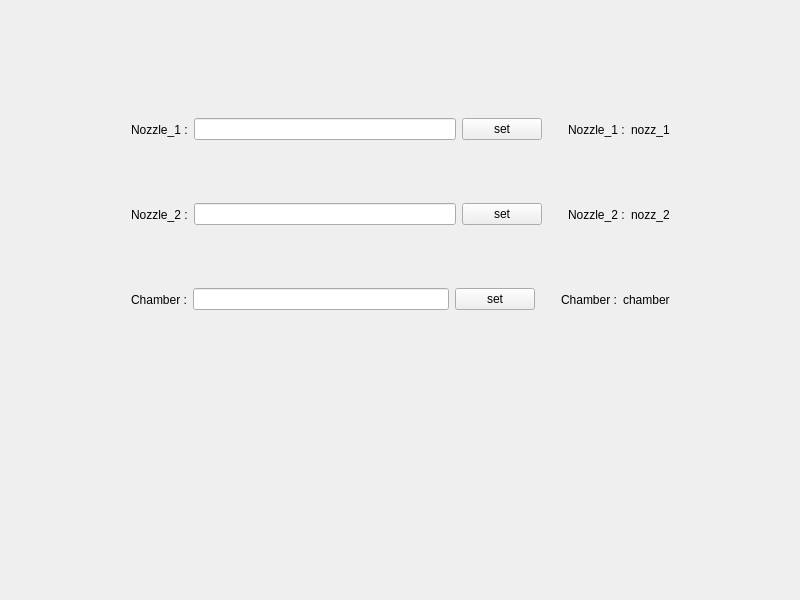
Before: the Qt Designer form mainwindow.ui in logachev14/drum, drawn with Qt 5.
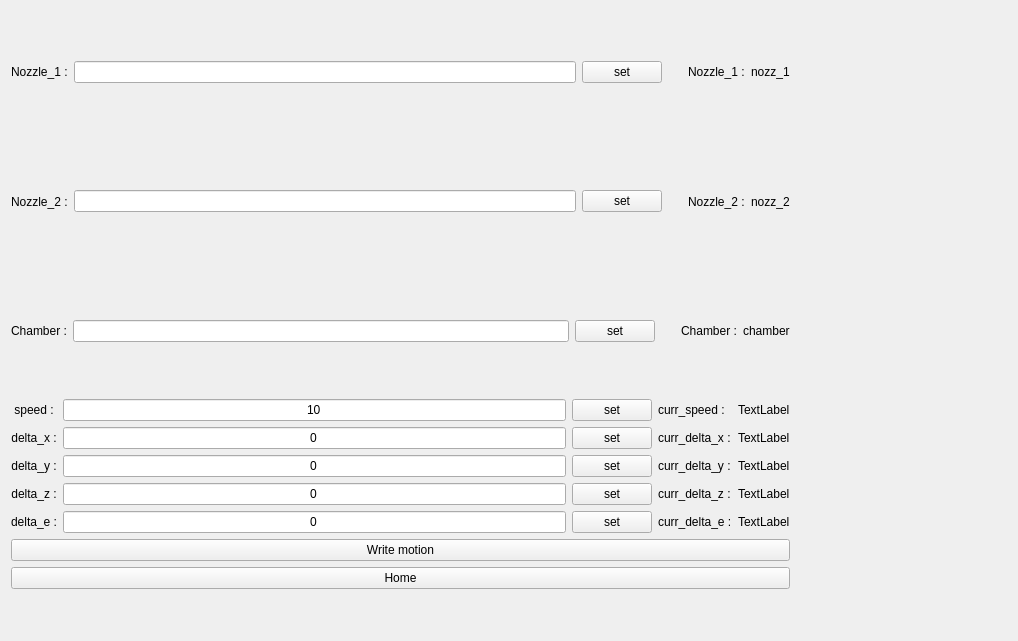
After: the same form once the commit is applied.

What changed in the file:
```diff
--- a/mainwindow.ui
+++ b/mainwindow.ui
@@ -2,25 +2,31 @@
 <ui version="4.0">
  <class>MainWindow</class>
  <widget class="QMainWindow" name="MainWindow">
+  <property name="enabled">
+   <bool>true</bool>
+  </property>
   <property name="geometry">
    <rect>
     <x>0</x>
     <y>0</y>
-    <width>800</width>
-    <height>600</height>
+    <width>1018</width>
+    <height>641</height>
    </rect>
   </property>
   <property name="windowTitle">
    <string>Drum</string>
   </property>
   <widget class="QWidget" name="centralWidget">
+   <property name="enabled">
+    <bool>true</bool>
+   </property>
    <widget class="QWidget" name="verticalLayoutWidget">
     <property name="geometry">
      <rect>
-      <x>120</x>
-      <y>79</y>
-      <width>561</width>
-      <height>271</height>
+      <x>0</x>
+      <y>-1</y>
+      <width>801</width>
+      <height>601</height>
      </rect>
     </property>
     <layout class="QVBoxLayout" name="verticalLayout">
@@ -178,16 +184,247 @@
       </layout>
      </item>
      <item>
-      <layout class="QHBoxLayout" name="HL2"/>
+      <layout class="QHBoxLayout" name="horizontalLayout">
+       <item>
+        <layout class="QVBoxLayout" name="verticalLayout_3">
+         <item>
+          <widget class="QLabel" name="label_7">
+           <property name="text">
+            <string>speed :</string>
+           </property>
+           <property name="alignment">
+            <set>Qt::AlignCenter</set>
+           </property>
+          </widget>
+         </item>
+         <item>
+          <widget class="QLabel" name="label_8">
+           <property name="text">
+            <string>delta_x :</string>
+           </property>
+           <property name="alignment">
+            <set>Qt::AlignCenter</set>
+           </property>
+          </widget>
+         </item>
+         <item>
+          <widget class="QLabel" name="label_9">
+           <property name="text">
+            <string>delta_y :</string>
+           </property>
+           <property name="alignment">
+            <set>Qt::AlignCenter</set>
+           </property>
+          </widget>
+         </item>
+         <item>
+          <widget class="QLabel" name="label_10">
+           <property name="text">
+            <string>delta_z :</string>
+           </property>
+           <property name="alignment">
+            <set>Qt::AlignCenter</set>
+           </property>
+          </widget>
+         </item>
+         <item>
+          <widget class="QLabel" name="label_11">
+           <property name="text">
+            <string>delta_e :</string>
+           </property>
+           <property name="alignment">
+            <set>Qt::AlignCenter</set>
+           </property>
+          </widget>
+         </item>
+        </layout>
+       </item>
+       <item>
+        <layout class="QVBoxLayout" name="verticalLayout_2">
+         <item>
+          <widget class="QLineEdit" name="speed_req_val">
+           <property name="text">
+            <string>10</string>
+           </property>
+           <property name="alignment">
+            <set>Qt::AlignCenter</set>
+           </property>
+          </widget>
+         </item>
+         <item>
+          <widget class="QLineEdit" name="x_req_val">
+           <property name="text">
+            <string>0</string>
+           </property>
+           <property name="alignment">
+            <set>Qt::AlignCenter</set>
+           </property>
+          </widget>
+         </item>
+         <item>
+          <widget class="QLineEdit" name="y_req_val">
+           <property name="text">
+            <string>0</string>
+           </property>
+           <property name="alignment">
+            <set>Qt::AlignCenter</set>
+           </property>
+          </widget>
+         </item>
+         <item>
+          <widget class="QLineEdit" name="z_req_val">
+           <property name="text">
+            <string>0</string>
+           </property>
+           <property name="alignment">
+            <set>Qt::AlignCenter</set>
+           </property>
+          </widget>
+         </item>
+         <item>
+          <widget class="QLineEdit" name="e_req_val">
+           <property name="text">
+            <string>0</string>
+           </property>
+           <property name="alignment">
+            <set>Qt::AlignCenter</set>
+           </property>
+          </widget>
+         </item>
+        </layout>
+       </item>
+       <item>
+        <layout class="QVBoxLayout" name="verticalLayout_4">
+         <item>
+          <widget class="QPushButton" name="set_speed">
+           <property name="text">
+            <string>set</string>
+           </property>
+          </widget>
+         </item>
+         <item>
+          <widget class="QPushButton" name="set_delta_x">
+           <property name="text">
+            <string>set</string>
+           </property>
+          </widget>
+         </item>
+         <item>
+          <widget class="QPushButton" name="set_delta_y">
+           <property name="text">
+            <string>set</string>
+           </property>
+          </widget>
+         </item>
+         <item>
+          <widget class="QPushButton" name="set_delta_z">
+           <property name="text">
+            <string>set</string>
+           </property>
+          </widget>
+         </item>
+         <item>
+          <widget class="QPushButton" name="set_delta_e">
+           <property name="text">
+            <string>set</string>
+           </property>
+          </widget>
+         </item>
+        </layout>
+       </item>
+       <item>
+        <layout class="QVBoxLayout" name="verticalLayout_5">
+         <item>
+          <widget class="QLabel" name="label_21">
+           <property name="text">
+            <string>curr_speed :</string>
+           </property>
+          </widget>
+         </item>
+         <item>
+          <widget class="QLabel" name="label_20">
+           <property name="text">
+            <string>curr_delta_x :</string>
+           </property>
+          </widget>
+         </item>
+         <item>
+          <widget class="QLabel" name="label_19">
+           <property name="text">
+            <string>curr_delta_y :</string>
+           </property>
+          </widget>
+         </item>
+         <item>
+          <widget class="QLabel" name="label_12">
+           <property name="text">
+            <string>curr_delta_z :</string>
+           </property>
+          </widget>
+         </item>
+         <item>
+          <widget class="QLabel" name="label_18">
+           <property name="text">
+            <string>curr_delta_e :</string>
+           </property>
+          </widget>
+         </item>
+        </layout>
+       </item>
+       <item>
+        <layout class="QVBoxLayout" name="verticalLayout_6">
+         <item>
+          <widget class="QLabel" name="curr_speed">
+           <property name="text">
+            <string>TextLabel</string>
+           </property>
+          </widget>
+         </item>
+         <item>
+          <widget class="QLabel" name="curr_delta_x">
+           <property name="text">
+            <string>TextLabel</string>
+           </property>
+          </widget>
+         </item>
+         <item>
+          <widget class="QLabel" name="curr_delta_y">
+           <property name="text">
+            <string>TextLabel</string>
+           </property>
+          </widget>
+         </item>
+         <item>
+          <widget class="QLabel" name="curr_delta_z">
+           <property name="text">
+            <string>TextLabel</string>
+           </property>
+          </widget>
+         </item>
+         <item>
+          <widget class="QLabel" name="curr_delta_e">
+           <property name="text">
+            <string>TextLabel</string>
+           </property>
+          </widget>
+         </item>
+        </layout>
+       </item>
+      </layout>
      </item>
      <item>
-      <layout class="QHBoxLayout" name="HL3"/>
+      <widget class="QPushButton" name="write_motion">
+       <property name="text">
+        <string>Write motion</string>
+       </property>
+      </widget>
      </item>
      <item>
-      <layout class="QHBoxLayout" name="HL4"/>
-     </item>
-     <item>
-      <layout class="QHBoxLayout" name="HL5"/>
+      <widget class="QPushButton" name="homeButton">
+       <property name="text">
+        <string>Home</string>
+       </property>
+      </widget>
      </item>
     </layout>
    </widget>
```
